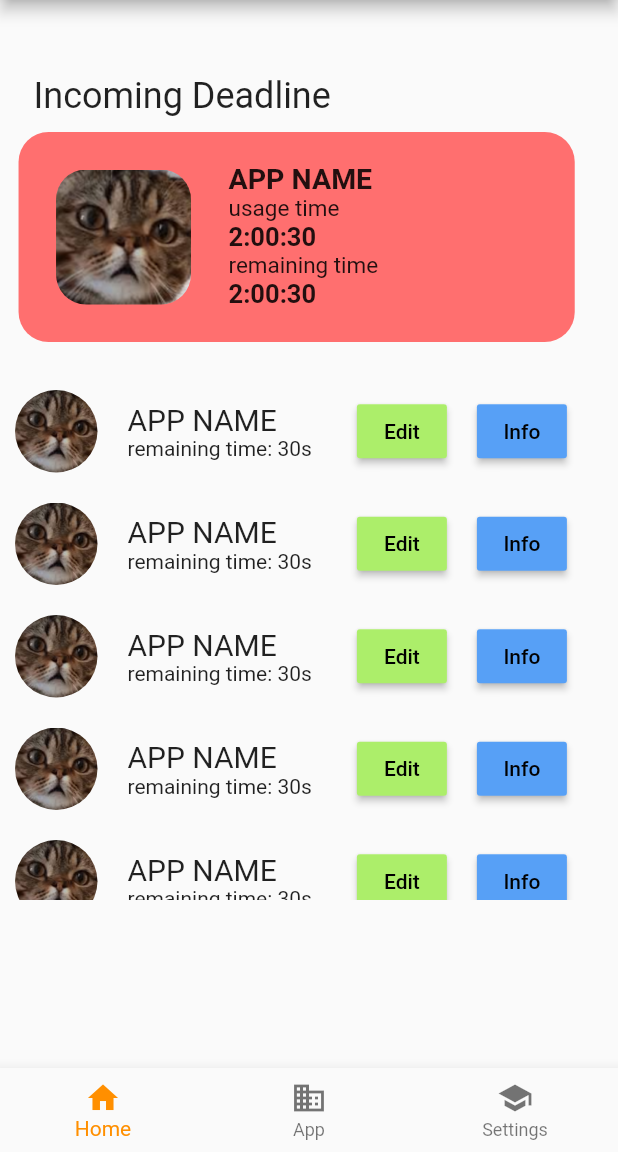
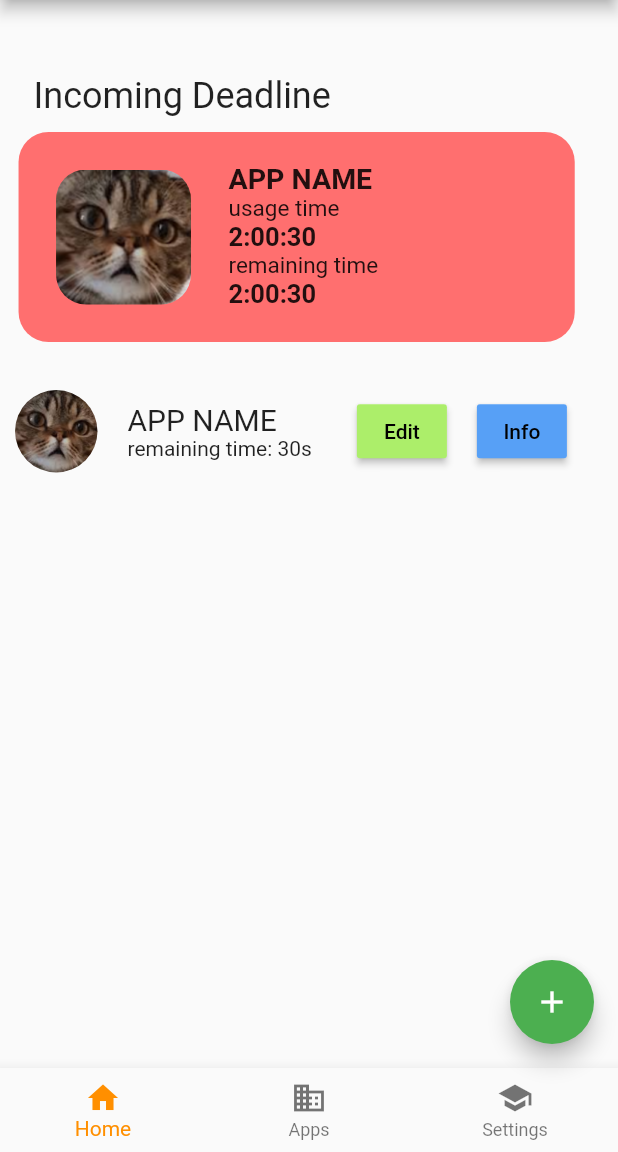
Before and after one commit to haverzard/Fermapp, a Flutter app: the screen it shows after launch, on a phone screen of 412 x 824 dp, the part 84-1236 px from its top. Run offline on Flutter 3.47's test engine with Material 2 defaults, Android fonts, the phone set to English and light mode, and no system bars; missing offline and left inert: app_usage, device_apps.

Commit message:
Refactor home view & register add_rule view

```diff
--- a/lib/home.dart
+++ b/lib/home.dart
@@ -7,27 +7,7 @@ class Home extends StatefulWidget {
 }
 
 class _HomeState extends State<Home> {
-  List<Map> appsList = [
-    {
-      'appName': 'APP NAME',
-      'logoPath': 'assets/Lulu.PNG',
-      'remainingTime': '30s',
-    },
-    {
-      'appName': 'APP NAME',
-      'logoPath': 'assets/Lulu.PNG',
-      'remainingTime': '30s',
-    },
-    {
-      'appName': 'APP NAME',
-      'logoPath': 'assets/Lulu.PNG',
-      'remainingTime': '30s',
-    },
-    {
-      'appName': 'APP NAME',
-      'logoPath': 'assets/Lulu.PNG',
-      'remainingTime': '30s',
-    },
+  List<Map> rulesList = [
     {
       'appName': 'APP NAME',
       'logoPath': 'assets/Lulu.PNG',
@@ -37,27 +17,8 @@ class _HomeState extends State<Home> {
 
   @override
   Widget build(BuildContext context) {
-    final mediaQueryData = MediaQuery.of(context);
-    if (mediaQueryData.orientation == Orientation.landscape) {
-      return const Text("Doesn't support landscape");
-    }
-    return getPortrait(context, mediaQueryData);
-  }
-
-  Widget getPortrait(BuildContext context, MediaQueryData mqd) {
-    var screenSize = mqd.size;
-    return Scaffold(
-      appBar: AppBar(
-        title: Text(
-          'Fermapp',
-          style: TextStyle(
-            color: Colors.blueGrey
-          )
-        ),
-        centerTitle: true,
-        backgroundColor: Color.fromRGBO(196, 248, 252, 1),
-      ),
-      body: SafeArea(
+    var screenSize = MediaQuery.of(context).size;
+    return SafeArea(
         child: Column(
             children: <Widget>[
               SizedBox(height: 50),
@@ -158,7 +119,7 @@ class _HomeState extends State<Home> {
                 height: 350,
                 child: ListView.builder(
                     scrollDirection: Axis.vertical,
-                itemCount: appsList.length,
+                    itemCount: rulesList.length,
                     itemBuilder: (context, index) {
                       return Container(
                           padding: EdgeInsets.fromLTRB(0, 5, 0, 5),
@@ -174,7 +135,7 @@ class _HomeState extends State<Home> {
                                         shape: BoxShape.circle,
                                         image: DecorationImage(
                                             fit: BoxFit.fill,
-                                        image: AssetImage('${appsList[index]['logoPath']}')
+                                            image: AssetImage('${rulesList[index]['logoPath']}')
                                         )
                                     )
                                 ),
@@ -184,12 +145,12 @@ class _HomeState extends State<Home> {
                                 mainAxisAlignment: MainAxisAlignment.center,
                                 children: <Widget>[
                                   Text(
-                                '${appsList[index]['appName']}',
+                                    '${rulesList[index]['appName']}',
                                     style: TextStyle(
                                       fontSize: 20,
                                     ),
                                   ),
-                              Text('remaining time: ${appsList[index]['remainingTime']}')
+                                  Text('remaining time: ${rulesList[index]['remainingTime']}')
                                 ],
                               ),
                               Container(
@@ -220,24 +181,6 @@ class _HomeState extends State<Home> {
               ),
             ]
         )
-      ),
-      bottomNavigationBar: BottomNavigationBar(
-        items: const <BottomNavigationBarItem>[
-          BottomNavigationBarItem(
-            icon: Icon(Icons.home),
-            title: Text('Home'),
-          ),
-          BottomNavigationBarItem(
-            icon: Icon(Icons.business),
-            title: Text('App'),
-          ),
-          BottomNavigationBarItem(
-            icon: Icon(Icons.school),
-            title: Text('Settings'),
-          ),
-        ],
-        selectedItemColor: Colors.amber[800],
-      )
     );
   }
 }
--- a/lib/main.dart
+++ b/lib/main.dart
@@ -1,6 +1,7 @@
 import 'package:flutter/material.dart';
 import 'package:flutter/services.dart';
-import 'package:fermapp/home.dart';
+import 'package:fermapp/main_screen.dart';
+import 'package:fermapp/add_rule.dart';
 
 void main() {
   WidgetsFlutterBinding.ensureInitialized();
@@ -16,9 +17,10 @@ class MyApp extends StatelessWidget {
   @override
   Widget build(BuildContext context) {
     return MaterialApp(
-      initialRoute: '/',
+      initialRoute: '/home',
       routes: {
-        '/': (context) => Home(),
+        '/home': (context) => MainScreen(),
+        '/add_rule': (context) => AddRule()
       }
     );
   }
--- /dev/null
+++ b/lib/main_screen.dart
@@ -0,0 +1,79 @@
+import 'package:fermapp/home.dart';
+import 'package:fermapp/apps.dart';
+import 'package:flutter/cupertino.dart';
+import 'package:flutter/material.dart';
+
+class MainScreen extends StatefulWidget {
+  @override
+  _MainScreenState createState() => _MainScreenState();
+}
+
+class _MainScreenState extends State<MainScreen> {
+  Widget page = Home();
+  int currentIndex = 0;
+
+  @override
+  void initState() {
+    super.initState();
+  }
+
+  @override
+  Widget build(BuildContext context) {
+    final mediaQueryData = MediaQuery.of(context);
+    if (mediaQueryData.orientation == Orientation.landscape) {
+      return const Text("Doesn't support landscape");
+    }
+    return getPortrait(context);
+  }
+
+  Widget getPortrait(BuildContext context) {
+    return Scaffold(
+      appBar: AppBar(
+        title: Text(
+          'Fermapp',
+          style: TextStyle(
+            color: Colors.blueGrey
+          )
+        ),
+        centerTitle: true,
+        backgroundColor: Color.fromRGBO(196, 248, 252, 1),
+      ),
+      body: page,
+      floatingActionButton: FloatingActionButton(
+        onPressed: () {
+          Navigator.pushNamed(context, '/add_rule');
+        },
+        child: Icon(Icons.add),
+        backgroundColor: Colors.green,
+      ),
+      bottomNavigationBar: BottomNavigationBar(
+        currentIndex: currentIndex,
+        items: const <BottomNavigationBarItem>[
+          BottomNavigationBarItem(
+            icon: Icon(Icons.home),
+            title: Text('Home'),
+          ),
+          BottomNavigationBarItem(
+            icon: Icon(Icons.business),
+            title: Text('Apps'),
+          ),
+          BottomNavigationBarItem(
+            icon: Icon(Icons.school),
+            title: Text('Settings'),
+          ),
+        ],
+        selectedItemColor: Colors.amber[800],
+        onTap: (index) {
+          setState(() => {
+            currentIndex = index,
+            if (index == 0) {
+              page = Home()
+            } else if (index == 1) {
+              page = Apps()
+            }
+          });
+        },
+      )
+    );
+  }
+}
```
Lines whose indentation alone changed are shown as unchanged.
